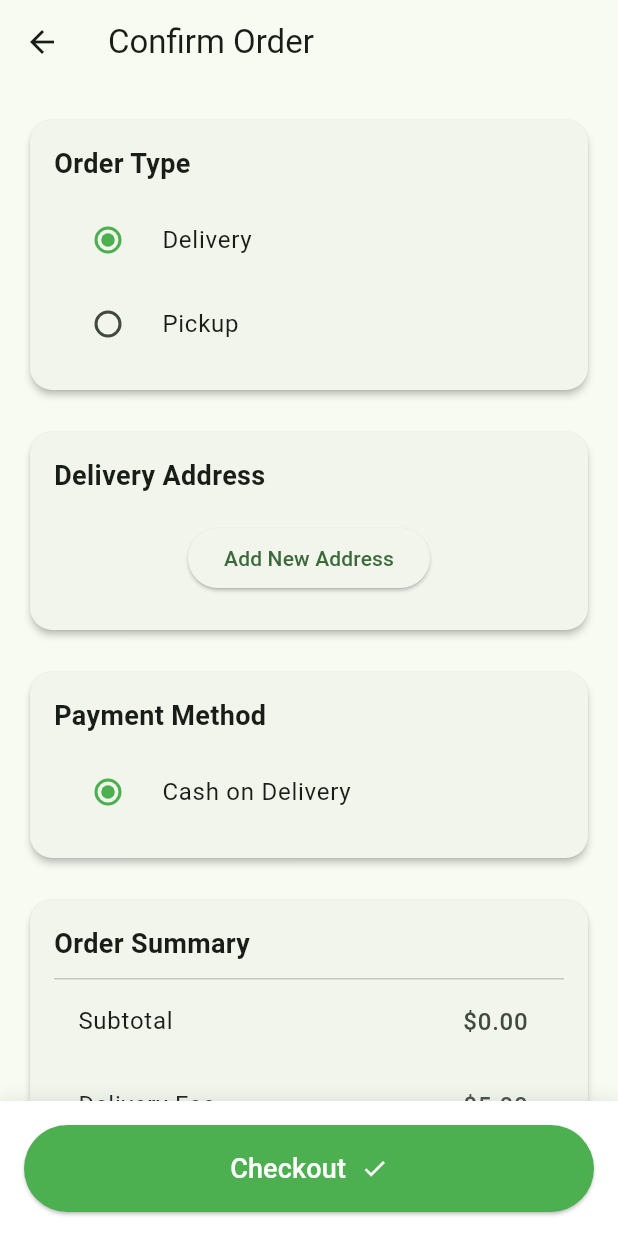
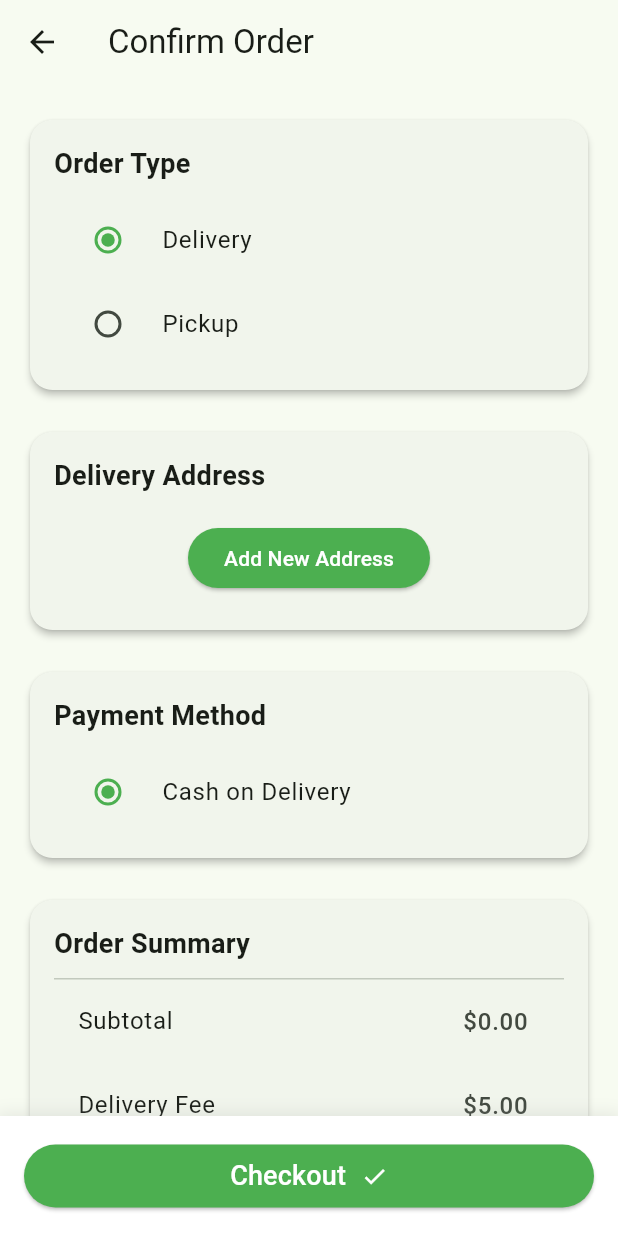
Before and after one commit to itscodemine/foodies, a Flutter app: the OrderDetailScreen screen opened directly, on a phone screen of 412 x 824 dp. Run offline on Flutter 3.47's test engine with Material 3 defaults, Android fonts, the phone set to English and light mode, and no system bars; our stand-ins replace cloud_firestore, firebase_auth, firebase_core; accounts and stored records are empty.

Commit message:
feat: update some ui

```diff
--- a/lib/main.dart
+++ b/lib/main.dart
@@ -19,6 +19,12 @@ class MyApp extends StatelessWidget {
       title: 'Foodies',
       theme: ThemeData(
         colorScheme: ColorScheme.fromSeed(seedColor: Colors.green),
+        elevatedButtonTheme: ElevatedButtonThemeData(
+          style: ElevatedButton.styleFrom(
+            backgroundColor: Colors.green,
+            foregroundColor: Colors.white,
+          ),
+        ),
         useMaterial3: true,
       ),
       home: StreamBuilder<User?>(
--- a/lib/services/order_service.dart
+++ b/lib/services/order_service.dart
@@ -8,8 +8,9 @@ class OrderService {
 
   Future<String?> createOrder(OrderModel order) async {
     try {
-      final docRef =
-          await _firestore.collection('orders').add(order.toFirestore());
+      final docRef = await _firestore
+          .collection('orders')
+          .add(order.toFirestore());
       CartService().clear();
       return docRef.id;
     } catch (e) {
@@ -31,7 +32,6 @@ class OrderService {
           .map((doc) => OrderModel.fromFirestore(doc.id, doc.data()))
           .toList();
     } catch (e) {
-      print(e); // For debugging
       return [];
     }
   }
--- a/lib/ui/screens/add_review_screen.dart
+++ b/lib/ui/screens/add_review_screen.dart
@@ -87,8 +87,6 @@ class _AddReviewScreenState extends State<AddReviewScreen> {
                     icon: const Icon(Icons.send),
                     label: const Text('Submit Review'),
                     style: ElevatedButton.styleFrom(
-                      backgroundColor: Colors.green,
-                      foregroundColor: Colors.white,
                       padding: const EdgeInsets.symmetric(vertical: 15),
                       textStyle: const TextStyle(
                         fontSize: 16,
--- a/lib/ui/screens/favorite_screen.dart
+++ b/lib/ui/screens/favorite_screen.dart
@@ -48,7 +48,9 @@ class _FavoriteScreenState extends State<FavoriteScreen> {
                 final menu = _favoriteMenus[index];
                 return Card(
                   margin: const EdgeInsets.symmetric(
-                          horizontal: 16, vertical: 8),
+                    horizontal: 16,
+                    vertical: 8,
+                  ),
                   child: ListTile(
                     leading: Image.network(
                       menu.imageUrl,
@@ -69,7 +71,6 @@ class _FavoriteScreenState extends State<FavoriteScreen> {
                           builder: (context) => DetailMenuScreen(menu: menu),
                         ),
                       );
-                          // Refresh favorites in case one was removed on the detail page
                       _fetchFavorites();
                     },
                   ),
--- a/lib/ui/screens/home_screen.dart
+++ b/lib/ui/screens/home_screen.dart
@@ -289,7 +289,7 @@ class _HomeScreenState extends State<HomeScreen> {
                   ),
                   const SizedBox(height: 12.0),
                   SizedBox(
-                    height: 200,
+                    height: 180,
                     child: ListView.builder(
                       padding: const EdgeInsets.symmetric(horizontal: 12.0),
                       scrollDirection: Axis.horizontal,
--- a/lib/ui/screens/order_detail_screen.dart
+++ b/lib/ui/screens/order_detail_screen.dart
@@ -272,8 +272,7 @@ class _OrderDetailScreenState extends State<OrderDetailScreen> {
             : ElevatedButton(
                 onPressed: _placeOrder,
                 style: ElevatedButton.styleFrom(
-                  backgroundColor: Colors.green,
-                  padding: const EdgeInsets.symmetric(vertical: 16),
+                  padding: const EdgeInsets.symmetric(vertical: 8),
                   shape: RoundedRectangleBorder(
                     borderRadius: BorderRadius.circular(30),
                   ),
@@ -281,12 +280,9 @@ class _OrderDetailScreenState extends State<OrderDetailScreen> {
                 child: const Row(
                   mainAxisAlignment: MainAxisAlignment.center,
                   children: [
-                    Text(
-                      'Checkout',
-                      style: TextStyle(fontSize: 18, color: Colors.white),
-                    ),
+                    Text('Checkout', style: TextStyle(fontSize: 18)),
                     SizedBox(width: 10),
-                    Icon(Icons.check, color: Colors.white),
+                    Icon(Icons.check),
                   ],
                 ),
               ),
--- a/lib/ui/screens/order_success_screen.dart
+++ b/lib/ui/screens/order_success_screen.dart
@@ -30,11 +30,7 @@ class OrderSuccessScreen extends StatelessWidget {
               onPressed: () {
                 Navigator.of(context).popUntil((route) => route.isFirst);
               },
-              style: ElevatedButton.styleFrom(backgroundColor: Colors.green),
-              child: const Text(
-                'Back to Home',
-                style: TextStyle(color: Colors.white),
-              ),
+              child: const Text('Back to Home'),
             ),
           ],
         ),
--- a/lib/ui/screens/search_menu_screen.dart
+++ b/lib/ui/screens/search_menu_screen.dart
@@ -1,4 +1,3 @@
-
 import 'package:flutter/material.dart';
 import 'package:foodies/models/menu_model.dart';
 import 'package:foodies/services/menu_services.dart';
@@ -76,7 +75,7 @@ class _SearchMenuScreenState extends State<SearchMenuScreen> {
                     : null,
               ),
               onChanged: (value) {
-                setState(() {}); // To rebuild and show/hide the clear icon
+                setState(() {});
               },
             ),
           ),
```
Also changed, not shown: lib/models/order_model.dart (+2 -6 lines), lib/services/address_service.dart (+3 -9 lines), lib/services/favorite_service.dart (+4 -10 lines), lib/ui/screens/cart_screen.dart (+3 -7 lines), lib/ui/screens/detail_menu_screen.dart (+4 -8 lines), lib/ui/screens/login_screen.dart (+5 -7 lines), lib/ui/screens/profile_screen.dart (+6 -10 lines), lib/ui/screens/register_screen.dart (+5 -7 lines), lib/ui/widgets/order_history_card.dart (+16 -13 lines). Lines whose indentation alone changed are shown as unchanged.
